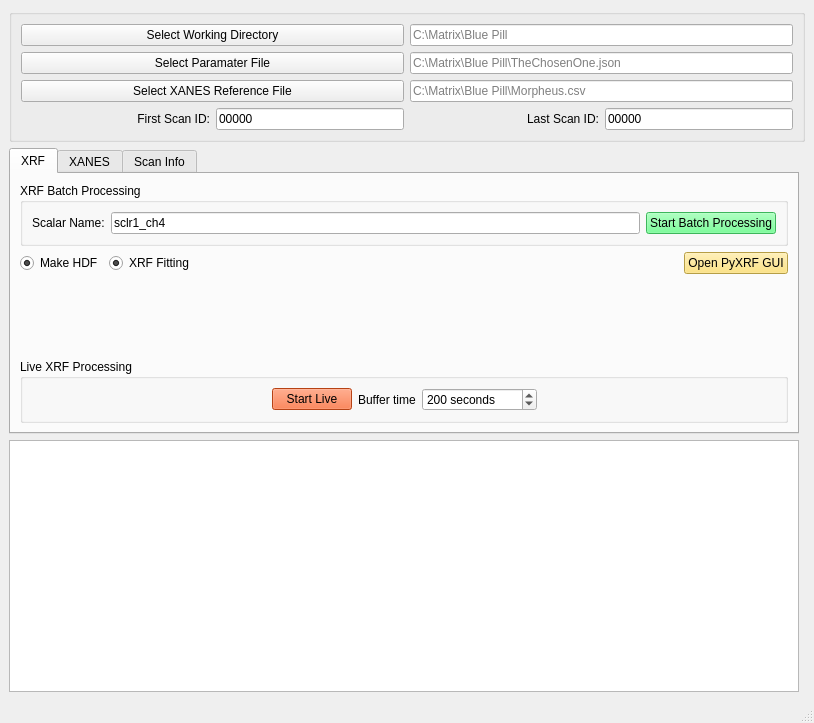
Above: Analysis/xrf_xanes_gui_debug.ui from pattammattel/HXN_GUI before the change. Below: the same form after it.
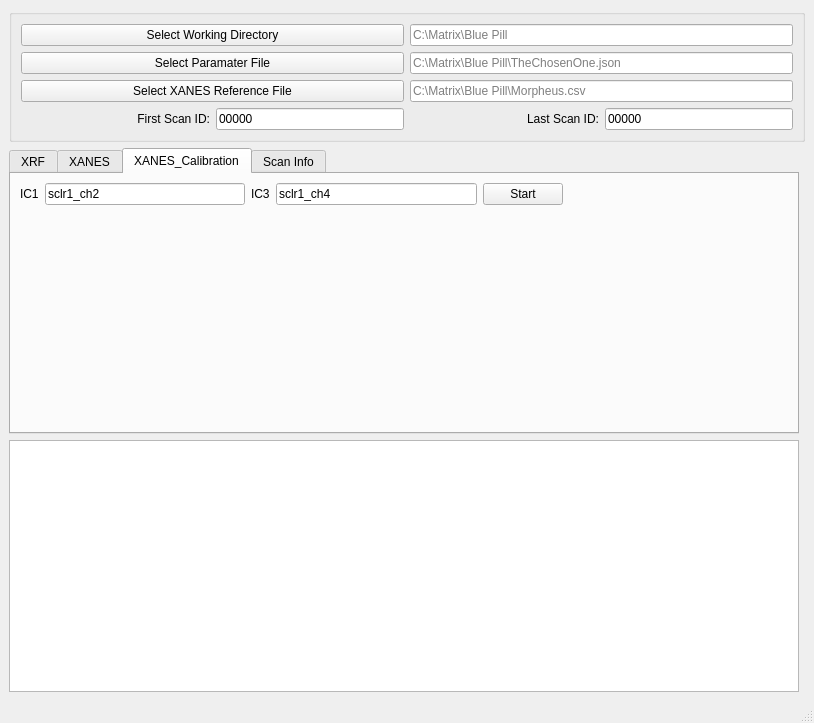
That is the form after the change.

What changed in the file:
```diff
--- a/Analysis/xrf_xanes_gui_debug.ui
+++ b/Analysis/xrf_xanes_gui_debug.ui
@@ -19,6 +19,9 @@
     <string notr="true">font: 12pt &quot;Segoe UI&quot;;</string>
    </property>
    <layout class="QGridLayout" name="gridLayout_14">
+    <item row="4" column="0">
+     <widget class="QPlainTextEdit" name="pte_status"/>
+    </item>
     <item row="0" column="0" colspan="2">
      <widget class="QGroupBox" name="groupBox">
       <property name="sizePolicy">
@@ -180,15 +183,12 @@
      </widget>
     </item>
     <item row="3" column="0">
-     <widget class="QPlainTextEdit" name="pte_status"/>
-    </item>
-    <item row="2" column="0">
      <widget class="QTabWidget" name="tabWidget">
       <property name="styleSheet">
        <string notr="true">font: 12pt &quot;MS Shell Dlg 2&quot;;</string>
       </property>
       <property name="currentIndex">
-       <number>0</number>
+       <number>2</number>
       </property>
       <widget class="QWidget" name="tab_2">
        <attribute name="title">
@@ -664,6 +664,88 @@
         </item>
        </layout>
       </widget>
+      <widget class="QWidget" name="tab_4">
+       <attribute name="title">
+        <string>XANES_Calibration</string>
+       </attribute>
+       <layout class="QGridLayout" name="gridLayout_20">
+        <item row="0" column="0">
+         <layout class="QGridLayout" name="gridLayout_18">
+          <item row="0" column="0">
+           <widget class="QLabel" name="label_11">
+            <property name="text">
+             <string>IC1</string>
+            </property>
+           </widget>
+          </item>
+          <item row="0" column="1">
+           <widget class="QLineEdit" name="le_sclr2_calib">
+            <property name="text">
+             <string>sclr1_ch2</string>
+            </property>
+            <property name="placeholderText">
+             <string>Fe_K</string>
+            </property>
+           </widget>
+          </item>
+         </layout>
+        </item>
+        <item row="1" column="0">
+         <spacer name="verticalSpacer_4">
+          <property name="orientation">
+           <enum>Qt::Vertical</enum>
+          </property>
+          <property name="sizeHint" stdset="0">
+           <size>
+            <width>20</width>
+            <height>190</height>
+           </size>
+          </property>
+         </spacer>
+        </item>
+        <item row="0" column="1">
+         <layout class="QGridLayout" name="gridLayout_19">
+          <item row="0" column="0">
+           <widget class="QLabel" name="label_12">
+            <property name="text">
+             <string>IC3</string>
+            </property>
+           </widget>
+          </item>
+          <item row="0" column="1">
+           <widget class="QLineEdit" name="le_sclr4_calib">
+            <property name="text">
+             <string>sclr1_ch4</string>
+            </property>
+            <property name="placeholderText">
+             <string>Fe_K</string>
+            </property>
+           </widget>
+          </item>
+         </layout>
+        </item>
+        <item row="0" column="3">
+         <spacer name="horizontalSpacer">
+          <property name="orientation">
+           <enum>Qt::Horizontal</enum>
+          </property>
+          <property name="sizeHint" stdset="0">
+           <size>
+            <width>40</width>
+            <height>20</height>
+           </size>
+          </property>
+         </spacer>
+        </item>
+        <item row="0" column="2">
+         <widget class="QPushButton" name="pb_xanes_calib">
+          <property name="text">
+           <string>Start</string>
+          </property>
+         </widget>
+        </item>
+       </layout>
+      </widget>
       <widget class="QWidget" name="tab_3">
        <attribute name="title">
         <string>Scan Info</string>
```
